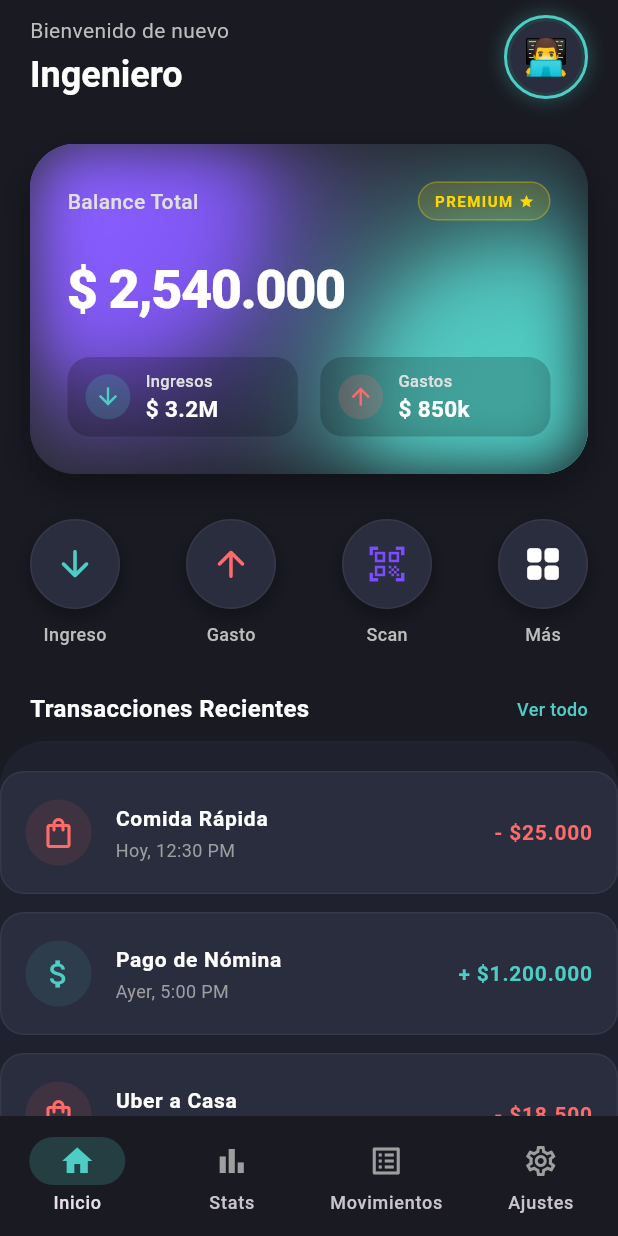
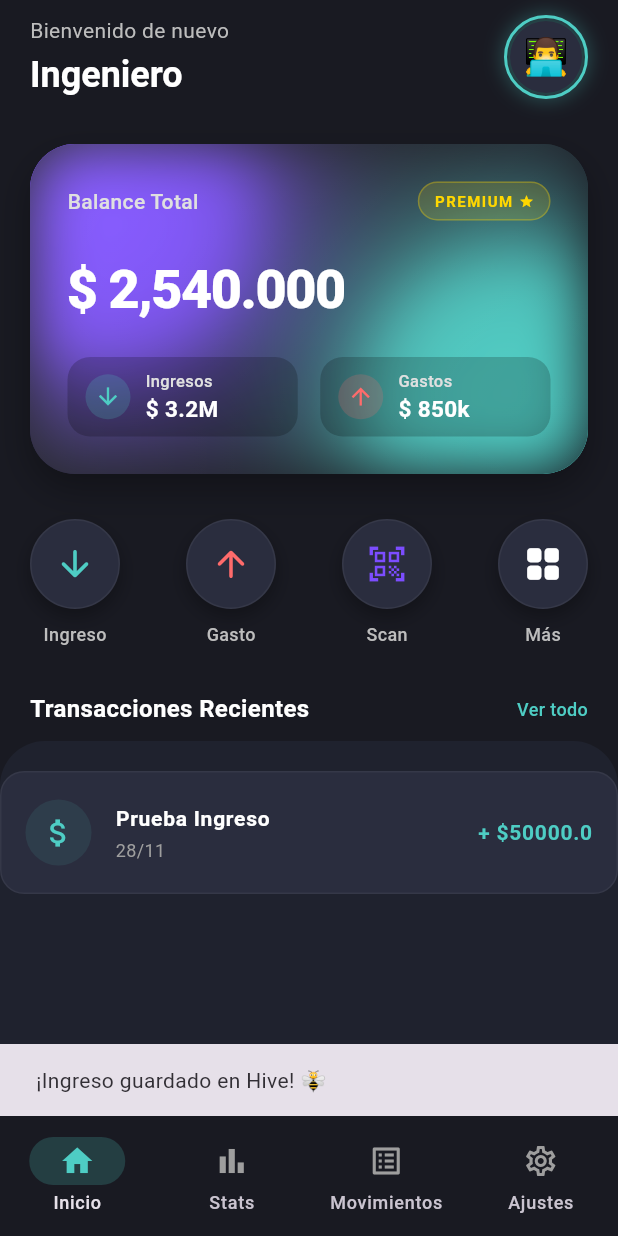
Before and after one commit to AndresCastilloPlata/balancea, a Flutter app: the screen it shows after launch, after a tap on the "arrow downward" icon, on a phone screen of 412 x 824 dp. Run offline on Flutter 3.47's test engine with Material 3 defaults, Android fonts, the phone set to English and light mode, and no system bars; our stand-ins replace fl_chart, flutter_native_splash, flutter_riverpod, go_router, hive, hive_flutter and 1 more; accounts and stored records are empty; generated files the repository leaves out were written again.

Commit message:
Feat: Integración completa de UI con Hive y Riverpod. El Home ahora lee y escribe datos reales.

```diff
--- a/lib/presentation/screens/home_screen.dart
+++ b/lib/presentation/screens/home_screen.dart
@@ -1,11 +1,12 @@
 import 'package:flutter/material.dart';
+import 'package:flutter_riverpod/flutter_riverpod.dart';
 import '../widgets/home/home_widgets.dart';
 
-class HomeScreen extends StatelessWidget {
+class HomeScreen extends ConsumerWidget {
   const HomeScreen({super.key});
 
   @override
-  Widget build(BuildContext context) {
+  Widget build(BuildContext context, WidgetRef ref) {
     return Scaffold(
       body: SafeArea(
         child: Column(
--- a/lib/presentation/widgets/home/home_quick_actions.dart
+++ b/lib/presentation/widgets/home/home_quick_actions.dart
@@ -1,10 +1,15 @@
 import 'package:flutter/material.dart';
+import 'package:flutter_riverpod/flutter_riverpod.dart';
+import 'package:uuid/uuid.dart';
 
-class HomeQuickActions extends StatelessWidget {
+import 'package:balancea/presentation/providers/transaction_provider.dart';
+import '../../../domain/entities/transaction.dart';
+
+class HomeQuickActions extends ConsumerWidget {
   const HomeQuickActions({super.key});
 
   @override
-  Widget build(BuildContext context) {
+  Widget build(BuildContext context, WidgetRef ref) {
     return Container(
       padding: const EdgeInsets.symmetric(horizontal: 20),
       child: Row(
@@ -15,16 +20,30 @@ class HomeQuickActions extends StatelessWidget {
             label: 'Ingreso',
             color: const Color(0xFF4ECDC4),
             onTap: () {
-              print('Ingreso presionado');
+              final newTransaction = Transaction(
+                id: const Uuid().v4(), // ID único aleatorio
+                title: 'Prueba Ingreso',
+                amount: 50000,
+                date: DateTime.now(),
+                isExpense: false, // Es ingreso
+                categoryEmoji: '💰',
+                note: 'Guardado desde Hive!',
+              );
+
+              ref
+                  .read(transactionListProvider.notifier)
+                  .addTransaction(newTransaction);
+
+              ScaffoldMessenger.of(context).showSnackBar(
+                const SnackBar(content: Text('¡Ingreso guardado en Hive! 🐝')),
+              );
             },
           ),
           _ActionButton(
             icon: Icons.arrow_upward_rounded,
             label: 'Gasto',
             color: const Color(0xFFFF6B6B),
-            onTap: () {
-              print('Gasto presionado');
-            },
+            onTap: () {},
           ),
           _ActionButton(
             icon: Icons.qr_code_scanner,
--- a/lib/presentation/widgets/home/home_transactions.dart
+++ b/lib/presentation/widgets/home/home_transactions.dart
@@ -1,47 +1,48 @@
 import 'package:flutter/material.dart';
+import 'package:flutter_riverpod/flutter_riverpod.dart';
+
+import 'package:balancea/presentation/providers/transaction_provider.dart';
 import 'package:balancea/presentation/widgets/shared/transaction_tile.dart';
 
-class HomeTransactions extends StatelessWidget {
+class HomeTransactions extends ConsumerWidget {
   const HomeTransactions({super.key});
 
   @override
-  Widget build(BuildContext context) {
-    return ListView.builder(
-      padding: const EdgeInsets.only(top: 20, bottom: 20),
-      itemCount: _dummyTransactions.length,
-      itemBuilder: (BuildContext context, int index) {
-        final transaction = _dummyTransactions[index];
-        return TransactionTile(transaction: transaction);
+  Widget build(BuildContext context, WidgetRef ref) {
+    final transactionState = ref.watch(transactionListProvider);
+
+    return transactionState.when(
+      loading: () => const Center(child: CircularProgressIndicator()),
+      error: (err, stackTrace) => Center(child: Text('Error: $err')),
+      data: (transactions) {
+        if (transactions.isEmpty) {
+          return const Center(
+            child: Padding(
+              padding: EdgeInsets.all(20),
+              child: Text(
+                'No hay movimientos aún',
+                style: TextStyle(color: Colors.white54),
+              ),
+            ),
+          );
+        }
+        return ListView.builder(
+          padding: const EdgeInsets.only(top: 20, bottom: 20),
+          itemCount: transactions.length,
+          itemBuilder: (BuildContext context, int index) {
+            final transaction = transactions.reversed.toList()[index];
+            return TransactionTile(
+              transaction: {
+                'title': transaction.title,
+                'date':
+                    "${transaction.date.day}/${transaction.date.month}", // Formato simple
+                'amount': transaction.amount.toString(),
+                'type': transaction.isExpense ? 'expense' : 'income',
+              },
+            );
+          },
+        );
       },
     );
   }
 }
-
-// --- DATOS FALSOS (DUMMY DATA) ---
-// Esto simula lo que vendría de una base de datos Hive o Firebase
-final List<Map<String, dynamic>> _dummyTransactions = [
-  {
-    'title': 'Comida Rápida',
-    'date': 'Hoy, 12:30 PM',
-    'amount': '25.000',
-    'type': 'expense',
-  },
-  {
-    'title': 'Pago de Nómina',
-    'date': 'Ayer, 5:00 PM',
-    'amount': '1.200.000',
-    'type': 'income',
-  },
-  {
-    'title': 'Uber a Casa',
-    'date': 'Ayer, 9:15 PM',
-    'amount': '18.500',
-    'type': 'expense',
-  },
-  {
-    'title': 'Suscripción Netflix',
-    'date': '23 Nov, 2025',
-    'amount': '35.000',
-    'type': 'expense',
-  },
-];
--- a/pubspec.yaml
+++ b/pubspec.yaml
@@ -38,6 +38,7 @@ dependencies:
   hive_flutter: ^1.1.0
   flutter_riverpod: ^2.6.1
   riverpod_annotation: ^2.3.5
+  uuid: ^4.5.2
 
 dev_dependencies:
   build_runner: ^2.4.13
```
Also changed, not shown: pubspec.lock, 1 other file.
